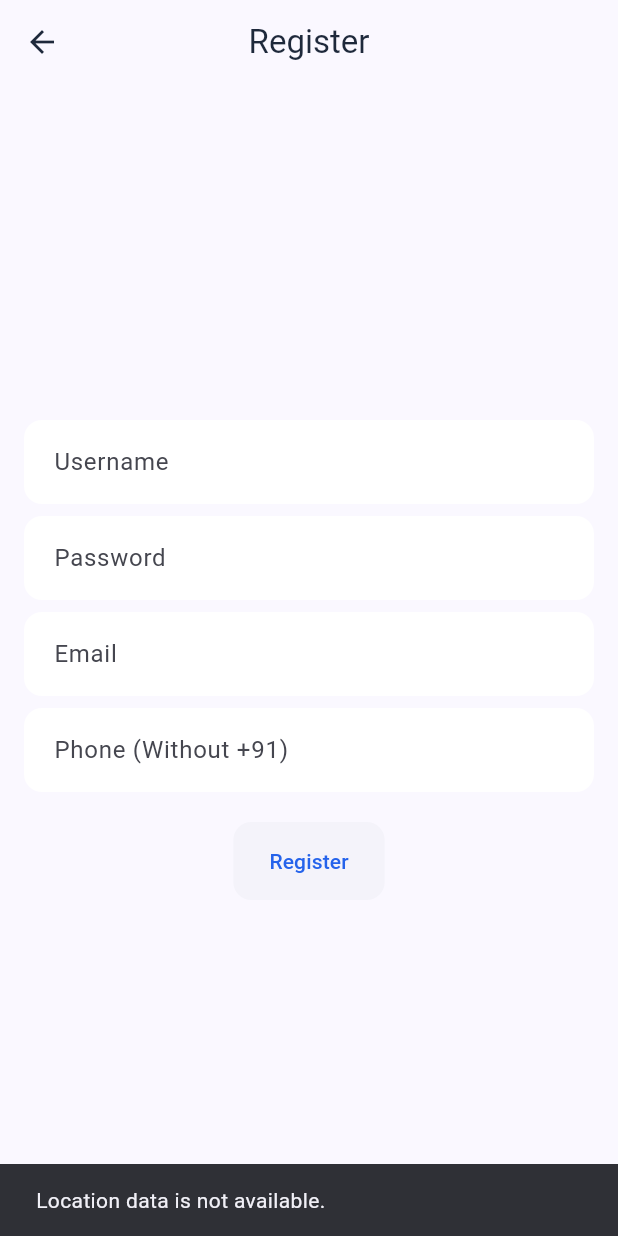
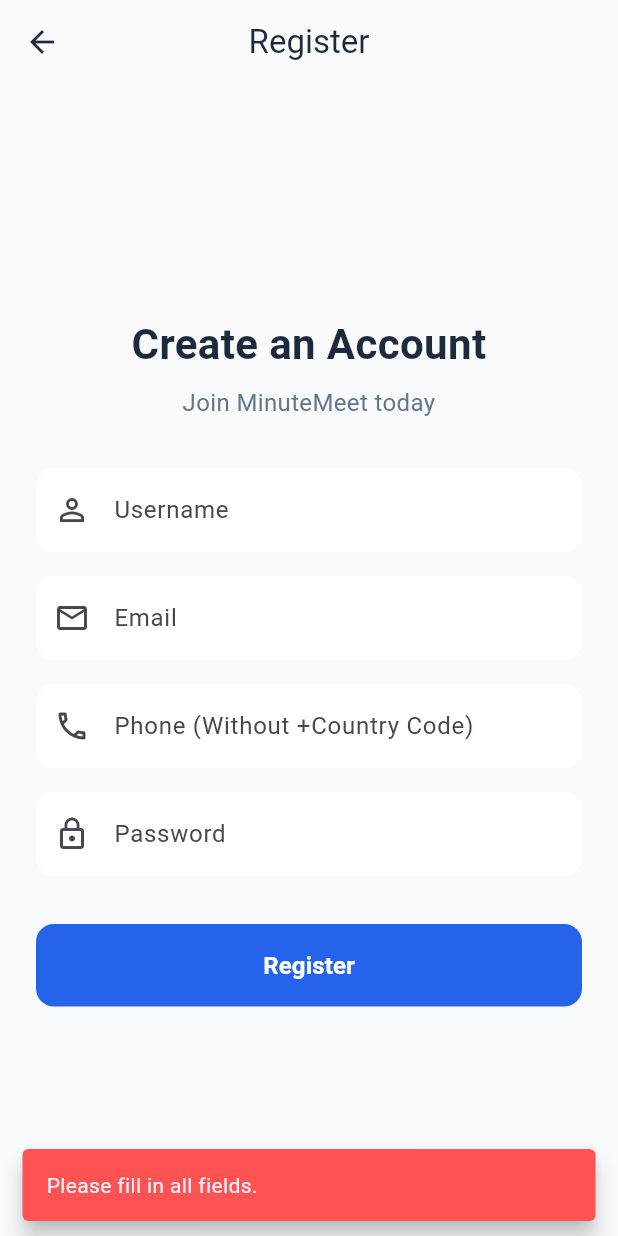
Before and after one commit to kitretsu2809/minutemeet, a Flutter app: the RegisterScreen screen opened by its route, after a tap on "Register", on a phone screen of 412 x 824 dp. Run offline on Flutter 3.47's test engine with Material 3 defaults, Android fonts, the phone set to English and light mode, and no system bars; our stand-ins replace contacts_service, flutter_secure_storage, geolocator, google_maps_flutter, permission_handler, shared_preferences; accounts and stored records are empty.

Commit message:
feat(frontend): redesign Login and Register screens with premium UI

```diff
--- a/frontend/lib/src/screens/register_screen.dart
+++ b/frontend/lib/src/screens/register_screen.dart
@@ -1,10 +1,9 @@
 import 'package:flutter/material.dart';
-import 'package:http/http.dart' as http;
-import 'dart:convert';
 import 'package:geolocator/geolocator.dart';
+import '../../core/api_service.dart';
 
 class RegisterScreen extends StatefulWidget {
-  const RegisterScreen({Key? key}) : super(key: key);
+  const RegisterScreen({super.key});
 
   @override
   _RegisterScreenState createState() => _RegisterScreenState();
@@ -15,7 +14,6 @@ class _RegisterScreenState extends State<RegisterScreen> {
   final TextEditingController _passwordController = TextEditingController();
   final TextEditingController _emailController = TextEditingController();
   final TextEditingController _phoneController = TextEditingController();
-  final TextEditingController _locationController = TextEditingController();
   double? _latitude;
   double? _longitude;
 
@@ -32,114 +30,160 @@ class _RegisterScreenState extends State<RegisterScreen> {
       Position position = await Geolocator.getCurrentPosition(
         desiredAccuracy: LocationAccuracy.high,
       );
+      if (mounted) {
         setState(() {
           _latitude = position.latitude;
           _longitude = position.longitude;
-        print('Current Location: $_latitude, $_longitude');
         });
+      }
     } catch (e) {
-      print("Failed to get current location: $e");
+      debugPrint("Failed to get current location: $e");
     }
   }
 
   Future<void> _register() async {
+    final String username = _usernameController.text.trim();
+    final String password = _passwordController.text.trim();
+    final String email = _emailController.text.trim();
+    final String phone = _phoneController.text.trim();
+
+    if (username.isEmpty || password.isEmpty || email.isEmpty || phone.isEmpty) {
+      _showError("Please fill in all fields.");
+      return;
+    }
+
+    if (_latitude == null || _longitude == null) {
+      _showError("Location data is not available. Please ensure location services are enabled.");
+      return;
+    }
+
     setState(() {
       _isLoading = true;
     });
 
-    final String username = _usernameController.text;
-    final String password = _passwordController.text;
-    final String email = _emailController.text;
-    final String phone = _phoneController.text;
-
-    if (_latitude == null || _longitude == null) {
-      _showError("Location data is not available.");
-      setState(() {
-        _isLoading = false;
-      });
-      return;
-    }
-
-    // Format latitude and longitude to 6 decimal places
-    final formattedLatitude = _latitude!.toStringAsFixed(6);
-    final formattedLongitude = _longitude!.toStringAsFixed(6);
-
     try {
-      final response = await http.post(
-        Uri.parse('http://192.168.100.228:8000/register/'),
-        headers: <String, String>{
-          'Content-Type': 'application/json; charset=UTF-8',
-        },
-        body: jsonEncode(<String, dynamic>{
+      final response = await ApiService.post('/register/', {
         'username': username,
         'password': password,
         'email': email,
         'phone': phone,
-          'latitude': formattedLatitude,
-          'longitude': formattedLongitude,
-        }),
-      );
+        'latitude': double.parse(_latitude!.toStringAsFixed(6)),
+        'longitude': double.parse(_longitude!.toStringAsFixed(6)),
+      });
 
       if (response.statusCode == 201) {
-        // Handle successful registration
-        Navigator.pushReplacementNamed(context, '/');
+        if (!mounted) return;
+        Navigator.pop(context); // Go back to login screen
+        ScaffoldMessenger.of(context).showSnackBar(
+          const SnackBar(content: Text('Registration successful! Please login.'), backgroundColor: Colors.green),
+        );
       } else {
-        _showError('Registration failed: ${response.body}');
+        _showError('Registration failed: Invalid details or username already exists.');
       }
     } catch (e) {
       _showError('An error occurred: $e');
     } finally {
+      if (mounted) {
         setState(() {
           _isLoading = false;
         });
       }
     }
+  }
 
   void _showError(String message) {
-    ScaffoldMessenger.of(context)
-        .showSnackBar(SnackBar(content: Text(message)));
+    if (!mounted) return;
+    ScaffoldMessenger.of(context).showSnackBar(
+      SnackBar(
+        content: Text(message),
+        backgroundColor: Colors.redAccent,
+        behavior: SnackBarBehavior.floating,
+      ),
+    );
   }
 
   @override
   Widget build(BuildContext context) {
     return Scaffold(
+      backgroundColor: Theme.of(context).colorScheme.background,
       appBar: AppBar(
         title: const Text('Register'),
       ),
-      body: Padding(
-        padding: const EdgeInsets.all(16.0),
+      body: SafeArea(
+        child: Center(
+          child: SingleChildScrollView(
+            padding: const EdgeInsets.all(24.0),
             child: Column(
               mainAxisAlignment: MainAxisAlignment.center,
+              crossAxisAlignment: CrossAxisAlignment.stretch,
               children: <Widget>[
+                const Text(
+                  'Create an Account',
+                  textAlign: TextAlign.center,
+                  style: TextStyle(
+                    fontSize: 28,
+                    fontWeight: FontWeight.bold,
+                    color: Color(0xFF1E293B),
+                  ),
+                ),
+                const SizedBox(height: 8.0),
+                const Text(
+                  'Join MinuteMeet today',
+                  textAlign: TextAlign.center,
+                  style: TextStyle(
+                    fontSize: 16,
+                    color: Color(0xFF64748B),
+                  ),
+                ),
+                const SizedBox(height: 32.0),
                 TextField(
                   controller: _usernameController,
-              decoration: const InputDecoration(labelText: 'Username'),
+                  decoration: const InputDecoration(
+                    labelText: 'Username',
+                    prefixIcon: Icon(Icons.person_outline),
                   ),
-            const SizedBox(height: 8.0),
+                ),
+                const SizedBox(height: 16.0),
+                TextField(
+                  controller: _emailController,
+                  decoration: const InputDecoration(
+                    labelText: 'Email',
+                    prefixIcon: Icon(Icons.email_outlined),
+                  ),
+                  keyboardType: TextInputType.emailAddress,
+                ),
+                const SizedBox(height: 16.0),
+                TextField(
+                  controller: _phoneController,
+                  decoration: const InputDecoration(
+                    labelText: 'Phone (Without +Country Code)',
+                    prefixIcon: Icon(Icons.phone_outlined),
+                  ),
+                  keyboardType: TextInputType.phone,
+                ),
+                const SizedBox(height: 16.0),
                 TextField(
                   controller: _passwordController,
-              decoration: const InputDecoration(labelText: 'Password'),
+                  decoration: const InputDecoration(
+                    labelText: 'Password',
+                    prefixIcon: Icon(Icons.lock_outline),
+                  ),
                   obscureText: true,
                 ),
-            const SizedBox(height: 8.0),
-            TextField(
-              controller: _emailController,
-              decoration: const InputDecoration(labelText: 'Email'),
-            ),
-            const SizedBox(height: 8.0),
-            TextField(
-              controller: _phoneController,
-              decoration:
-                  const InputDecoration(labelText: 'Phone (Without +91)'),
-            ),
-            const SizedBox(height: 20.0),
+                const SizedBox(height: 32.0),
                 _isLoading
-                ? const CircularProgressIndicator()
+                    ? const Center(child: CircularProgressIndicator())
                     : ElevatedButton(
                         onPressed: _register,
-                    child: const Text('Register'),
+                        style: ElevatedButton.styleFrom(
+                          backgroundColor: Theme.of(context).colorScheme.primary,
+                          foregroundColor: Colors.white,
+                        ),
+                        child: const Text('Register', style: TextStyle(fontSize: 16, fontWeight: FontWeight.bold)),
                       ),
               ],
+            ),
+          ),
         ),
       ),
     );
```
Also changed, not shown: frontend/lib/src/screens/login_screen.dart (+80 -34 lines). Lines whose indentation alone changed are shown as unchanged.
